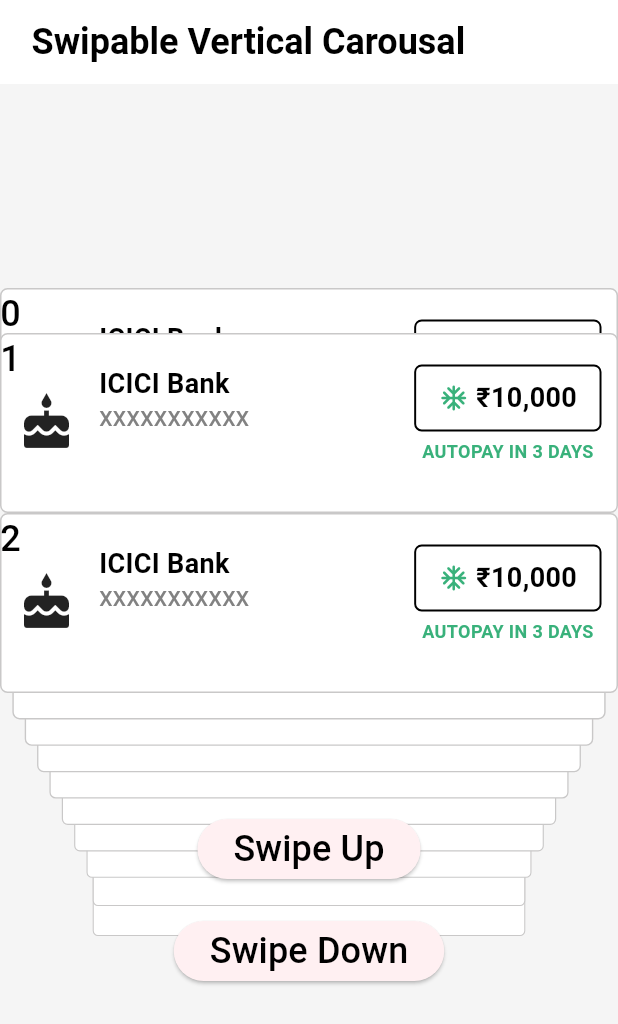
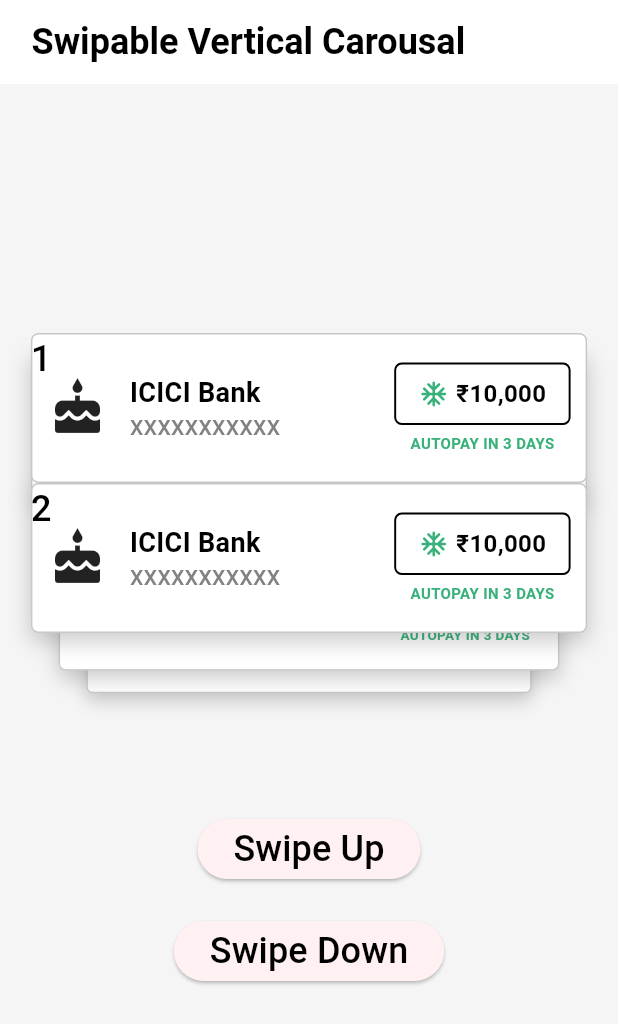
Before and after one commit to YesShubham01/swipable_vertical_carousel, a Flutter app: the screen it shows after launch, after a tap on "Swipe Up", on a phone screen of 412 x 824 dp. Shown: the top 1024 px of the screen. Run offline on Flutter 3.47's test engine with Material 3 defaults, Android fonts, the phone set to English and light mode, and no system bars; our stand-ins replace gap; Roboto replaces fonts that are missing (SF-Pro).

Commit message:
Made animation config adjustments & Added shadows to the bill section card.

```diff
--- a/lib/presentation/widgets/bill_section_card.dart
+++ b/lib/presentation/widgets/bill_section_card.dart
@@ -3,7 +3,8 @@ import 'package:flutter/material.dart';
 import 'package:gap/gap.dart';
 
 class BillSectionCard extends StatefulWidget {
-  const BillSectionCard({super.key});
+  bool showShadows;
+  BillSectionCard({super.key, this.showShadows = true});
 
   @override
   State<BillSectionCard> createState() => _BillSectionCardState();
@@ -20,15 +21,29 @@ class _BillSectionCardState extends State<BillSectionCard> {
     height = dimensions.height;
 
     return Container(
-      height: 120,
-      width: width,
+      height: 100,
+      width: width * 0.9,
       decoration: BoxDecoration(
         color: Colors.white,
         border: Border.all(color: const Color.fromARGB(255, 201, 200, 200)),
         borderRadius: BorderRadius.all(Radius.circular(5)),
+        boxShadow: widget.showShadows
+            ? [
+                BoxShadow(
+                  color: const Color.fromARGB(
+                    255,
+                    55,
+                    55,
+                    55,
+                  ).withOpacity(0.25),
+                  offset: const Offset(0, 6),
+                  blurRadius: 12,
+                ),
+              ]
+            : [],
       ),
       child: Padding(
-        padding: const EdgeInsets.symmetric(horizontal: 10, vertical: 20),
+        padding: const EdgeInsets.symmetric(horizontal: 10, vertical: 10),
         child: Row(
           mainAxisAlignment: MainAxisAlignment.center,
           crossAxisAlignment: CrossAxisAlignment.center,
@@ -37,6 +52,7 @@ class _BillSectionCardState extends State<BillSectionCard> {
             Gap(15),
             Column(
               crossAxisAlignment: CrossAxisAlignment.start,
+              mainAxisAlignment: MainAxisAlignment.center,
               children: [
                 CustomText(
                   text: "ICICI Bank",
@@ -61,12 +77,13 @@ class _BillSectionCardState extends State<BillSectionCard> {
 
   Widget _flippingButtonWithSubtitle() {
     return Column(
+      mainAxisAlignment: MainAxisAlignment.center,
       children: [
         _outLineButton(),
         Gap(5),
         CustomText(
           text: "AUTOPAY IN 3 DAYS",
-          size: 12,
+          size: 10,
           color: const Color.fromARGB(255, 57, 177, 123),
           weight: FontWeight.bold,
         ),
@@ -89,7 +106,7 @@ class _BillSectionCardState extends State<BillSectionCard> {
             color: const Color.fromARGB(255, 57, 177, 123),
           ),
           Gap(5),
-          CustomText(text: "₹10,000", size: 18, weight: FontWeight.bold),
+          CustomText(text: "₹10,000", size: 16, weight: FontWeight.bold),
         ],
       ),
     );
--- a/lib/presentation/widgets/dummy_carousal.dart
+++ b/lib/presentation/widgets/dummy_carousal.dart
@@ -80,6 +80,7 @@ class ItemsWidgetState extends State<ItemsWidget> {
   int secondActiveIndex = 1;
 
   bool isSwiping = false;
+  bool isAnimating = false;
 
   @override
   Widget build(BuildContext context) {
@@ -134,10 +135,11 @@ class ItemsWidgetState extends State<ItemsWidget> {
     // sort the cards according to z-axis
     cards.sort((a, b) => b.zIndex.compareTo(a.zIndex));
 
-    // show only top 5 cards
-    final visibleCards = cards;
-    // .skip((cards.length - 5).clamp(0, cards.length))
-    // .toList();
+    // show only top 4 cards or 5 cards depending on the scroll position.
+    int visibleCardCount = (firstActiveIndex == 0) ? 4 : 5;
+    final visibleCards = cards
+        .skip((cards.length - visibleCardCount).clamp(0, cards.length))
+        .toList();
 
     // display
     return visibleCards.map((e) => _displayCarousal(e)).toList();
@@ -145,16 +147,22 @@ class ItemsWidgetState extends State<ItemsWidget> {
 
   /// display single card with it's appropriate position and animation.
   Widget _displayCarousal(CardModel card) {
+    bool showShadows =
+        !(card.id == firstActiveIndex &&
+            !isAnimating); // flag to show shadow in BillSectionCard if it's not at firstActiveIndex
     return AnimatedPositioned(
+      curve: Curves.fastOutSlowIn,
       key: ValueKey(card.id),
       duration: Duration(milliseconds: 500),
       top: calculateTopDistance(card.id),
-      child: Transform(
+      child: AnimatedContainer(
+        transformAlignment: Alignment.center,
+        duration: Duration(milliseconds: 500),
         transform: getTransform(card.id),
         alignment: FractionalOffset.center,
         child: Stack(
           children: [
-            BillSectionCard(),
+            BillSectionCard(showShadows: showShadows),
             Center(child: CustomText(text: card.id.toString())),
           ],
         ),
@@ -166,6 +174,7 @@ class ItemsWidgetState extends State<ItemsWidget> {
   void swipeUp() {
     if (isSwiping) return;
     isSwiping = true;
+    isAnimating = true;
 
     setState(() {
       if (secondActiveIndex < widget.cards.length - 1) {
@@ -180,6 +189,9 @@ class ItemsWidgetState extends State<ItemsWidget> {
     // this few second of disabling swiping prevents multiple swipes with one touch.
     Future.delayed(const Duration(milliseconds: 500), () {
       isSwiping = false;
+      setState(() {
+        isAnimating = false;
+      });
     });
   }
 
@@ -206,18 +218,18 @@ class ItemsWidgetState extends State<ItemsWidget> {
       return 0;
     } else if (index == secondActiveIndex) {
       // second visible card
-      return 120;
+      return 100;
     } else if (index < firstActiveIndex) {
       // cards that are under first card
-      // return 0;
-
-      // temporary : to understand how it's working
-      int distanceFromFirst = (index - firstActiveIndex).abs();
-      return (distanceFromFirst * -20) - 10;
+      return 10;
     } else {
       // cards which are after the second card
       int distanceFromSecond = index - secondActiveIndex;
-      return (distanceFromSecond * 20) + 120;
+      if (distanceFromSecond == 1) {
+        return (distanceFromSecond * 30) + 100;
+      } else {
+        return (distanceFromSecond * 25) + 100;
+      }
     }
   }
 
@@ -226,10 +238,15 @@ class ItemsWidgetState extends State<ItemsWidget> {
 
     if (index == firstActiveIndex || index == secondActiveIndex) {
       // keep the size same
+    } else if (index < firstActiveIndex) {
+      // cards that are under first card
+      double scaleDownFactor = 1 - ((index - secondActiveIndex) * 0.5);
+      scaleDownFactor = scaleDownFactor.clamp(0.7, 1.0);
+      transform.scale(scaleDownFactor, scaleDownFactor, scaleDownFactor);
     } else {
-      double scaleDownFactor = 1 - ((index - secondActiveIndex) * 0.04);
+      double scaleDownFactor = 1 - ((index - secondActiveIndex) * 0.1);
       scaleDownFactor = scaleDownFactor.clamp(0.7, 1.0);
-      transform..scale(scaleDownFactor, scaleDownFactor, scaleDownFactor);
+      transform.scale(scaleDownFactor, scaleDownFactor, scaleDownFactor);
     }
 
     return transform;
```
